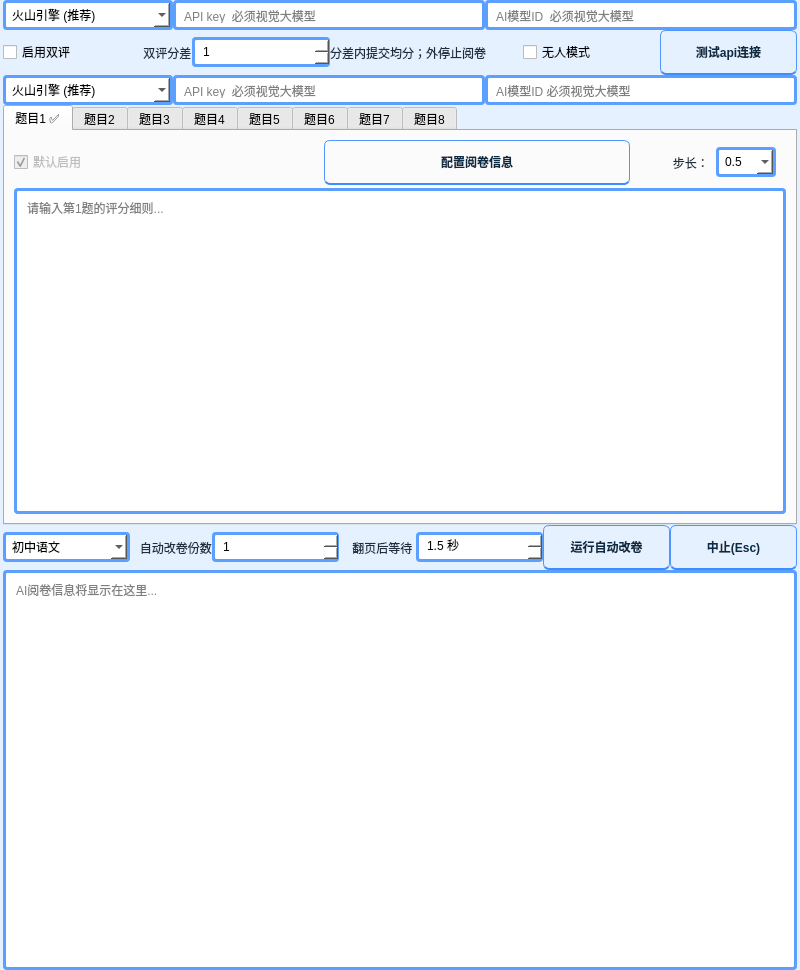
Before: the Qt Designer form setting/七题.ui in bangongshi107/AI-auto-grading-3-7, drawn with Qt 5.
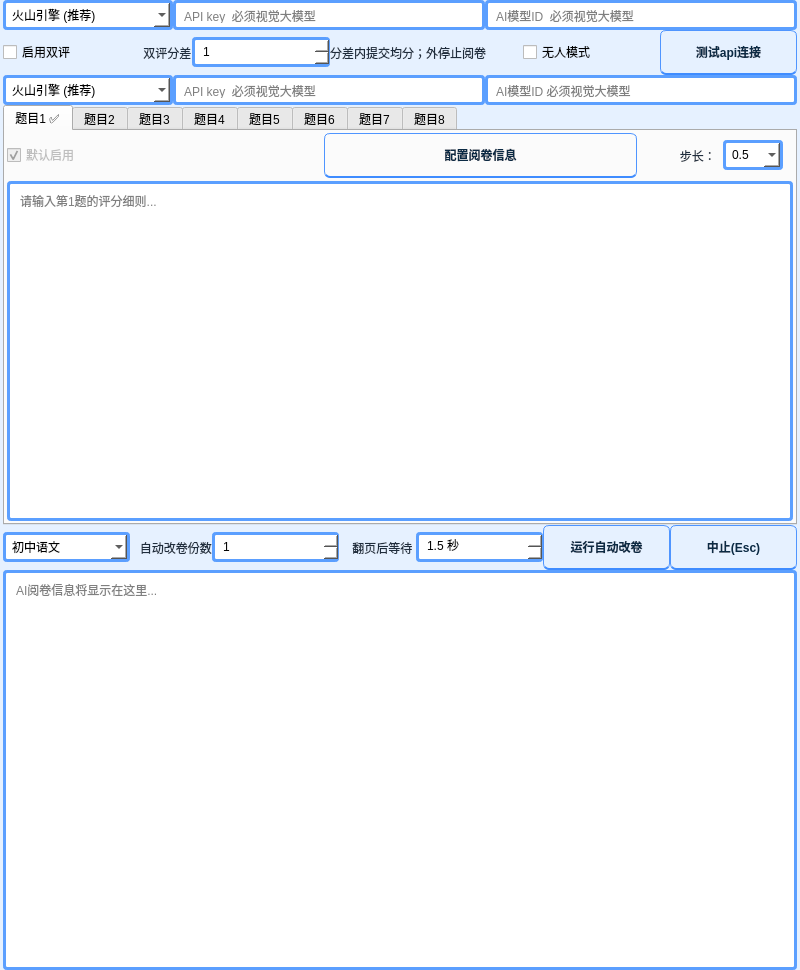
After: the same form once the commit is applied.

```diff
--- a/setting/七题.ui
+++ b/setting/七题.ui
@@ -614,6 +614,18 @@
             <property name="spacing">
              <number>3</number>
             </property>
+                        <property name="leftMargin">
+                         <number>2</number>
+                        </property>
+                        <property name="topMargin">
+                         <number>2</number>
+                        </property>
+                        <property name="rightMargin">
+                         <number>2</number>
+                        </property>
+                        <property name="bottomMargin">
+                         <number>2</number>
+                        </property>
             <item>
              <layout class="QHBoxLayout" name="horizontalLayout_q1_header">
               <item>
```
Left out of the diff: 84 changed lines with no effect on the pictures.
